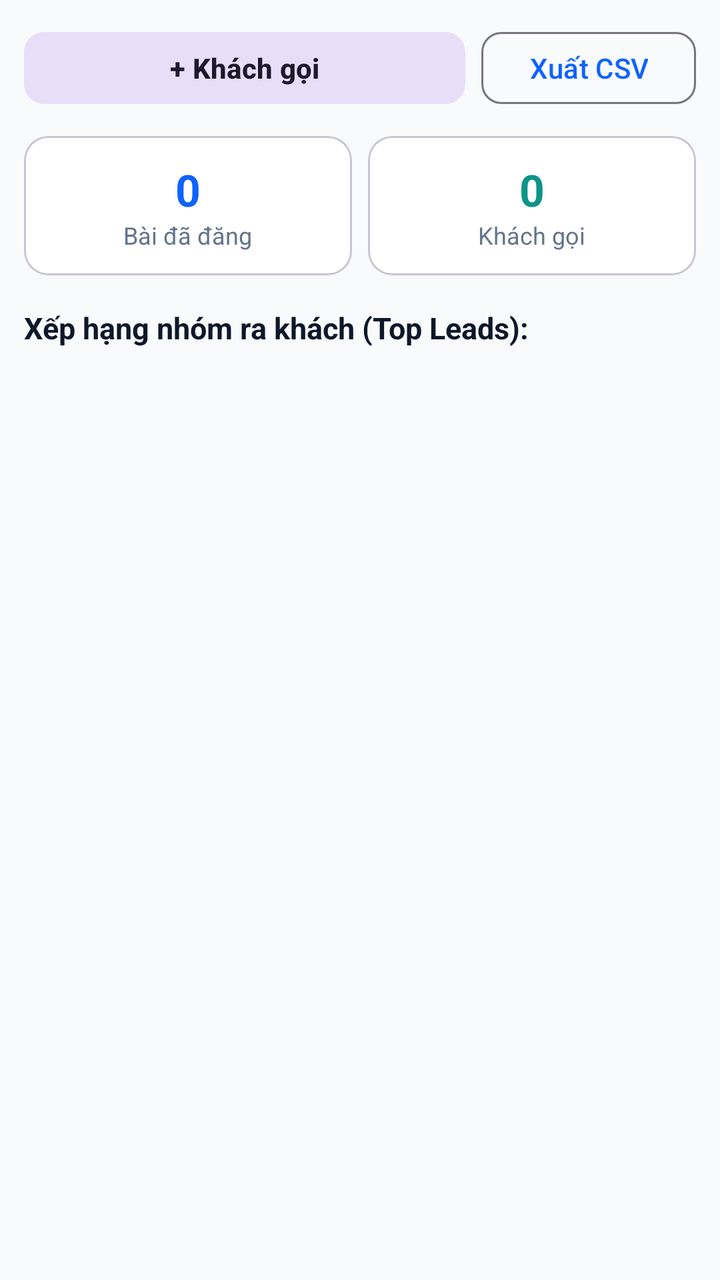
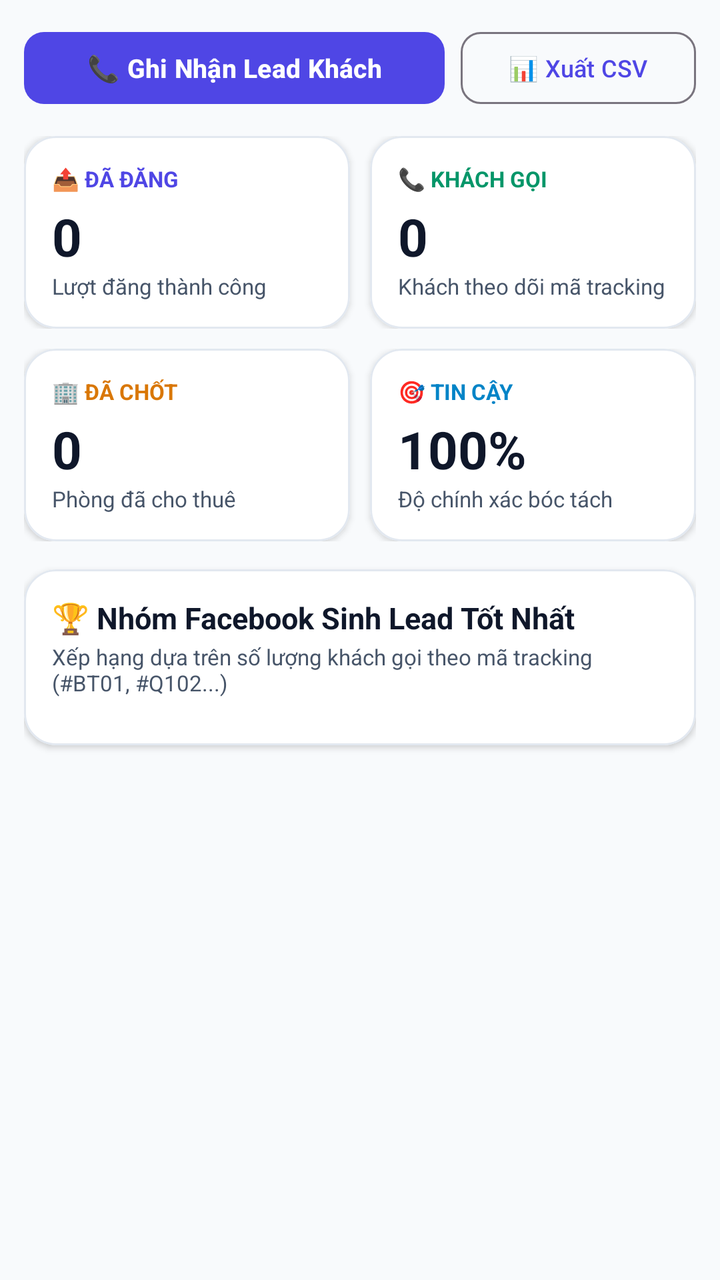

Before-and-after screenshots of an Android layout around one commit, followed by the original layout XML and the change that was made.
<!-- AndroidManifest.xml: application theme Theme.Z2FBPostManager -->
<!-- res/layout/fragment_stats.xml -->
<?xml version="1.0" encoding="utf-8"?>
<LinearLayout xmlns:android="http://schemas.android.com/apk/res/android"
    xmlns:app="http://schemas.android.com/apk/res-auto"
    android:layout_width="match_parent"
    android:layout_height="match_parent"
    android:orientation="vertical"
    android:background="@color/background"
    android:padding="12dp">

    
    <LinearLayout
        android:layout_width="match_parent"
        android:layout_height="wrap_content"
        android:orientation="horizontal"
        android:gravity="center_vertical">

        <com.google.android.material.button.MaterialButton
            android:id="@+id/btn_add_lead"
            android:layout_width="0dp"
            android:layout_height="44dp"
            android:layout_weight="1"
            android:text="@string/btn_add_lead"
            android:textSize="14sp"
            android:textStyle="bold"
            app:cornerRadius="10dp"
            style="@style/Widget.Material3.Button.TonalButton" />

        <com.google.android.material.button.MaterialButton
            android:id="@+id/btn_export_csv"
            android:layout_width="wrap_content"
            android:layout_height="44dp"
            android:layout_marginStart="8dp"
            android:text="Xuất CSV"
            android:textSize="14sp"
            app:cornerRadius="10dp"
            style="@style/Widget.Material3.Button.OutlinedButton" />
    </LinearLayout>

    
    <LinearLayout
        android:layout_width="match_parent"
        android:layout_height="wrap_content"
        android:layout_marginTop="12dp"
        android:orientation="horizontal">

        <com.google.android.material.card.MaterialCardView
            android:layout_width="0dp"
            android:layout_height="wrap_content"
            android:layout_weight="1"
            app:cardCornerRadius="12dp"
            app:cardBackgroundColor="@color/surface">
            <LinearLayout
                android:layout_width="match_parent"
                android:layout_height="wrap_content"
                android:padding="12dp"
                android:gravity="center"
                android:orientation="vertical">
                <TextView
                    android:id="@+id/tv_total_posts"
                    android:layout_width="wrap_content"
                    android:layout_height="wrap_content"
                    android:text="0"
                    android:textSize="22sp"
                    android:textStyle="bold"
                    android:textColor="@color/primary" />
                <TextView
                    android:layout_width="wrap_content"
                    android:layout_height="wrap_content"
                    android:text="Bài đã đăng"
                    android:textSize="12sp"
                    android:textColor="@color/text_secondary" />
            </LinearLayout>
        </com.google.android.material.card.MaterialCardView>

        <com.google.android.material.card.MaterialCardView
            android:layout_width="0dp"
            android:layout_height="wrap_content"
            android:layout_weight="1"
            android:layout_marginStart="8dp"
            app:cardCornerRadius="12dp"
            app:cardBackgroundColor="@color/surface">
            <LinearLayout
                android:layout_width="match_parent"
                android:layout_height="wrap_content"
                android:padding="12dp"
                android:gravity="center"
                android:orientation="vertical">
                <TextView
                    android:id="@+id/tv_total_leads"
                    android:layout_width="wrap_content"
                    android:layout_height="wrap_content"
                    android:text="0"
                    android:textSize="22sp"
                    android:textStyle="bold"
                    android:textColor="@color/secondary" />
                <TextView
                    android:layout_width="wrap_content"
                    android:layout_height="wrap_content"
                    android:text="Khách gọi"
                    android:textSize="12sp"
                    android:textColor="@color/text_secondary" />
            </LinearLayout>
        </com.google.android.material.card.MaterialCardView>
    </LinearLayout>

    <TextView
        android:layout_width="wrap_content"
        android:layout_height="wrap_content"
        android:layout_marginTop="16dp"
        android:text="Xếp hạng nhóm ra khách (Top Leads):"
        android:textSize="15sp"
        android:textStyle="bold"
        android:textColor="@color/text_primary" />

    <androidx.recyclerview.widget.RecyclerView
        android:id="@+id/rv_leads_ranking"
        android:layout_width="match_parent"
        android:layout_height="0dp"
        android:layout_weight="1"
        android:layout_marginTop="8dp" />

</LinearLayout>
<!-- resources referenced by this layout -->
<resources>
  <color name="background">#F8FAFC</color>
  <color name="primary">#0F62FE</color>
  <color name="secondary">#0D9488</color>
  <color name="surface">#FFFFFF</color>
  <color name="text_primary">#0F172A</color>
  <color name="text_secondary">#64748B</color>
  <string name="btn_add_lead">+ Khách gọi</string>
  <style name="Theme.Z2FBPostManager" parent="Theme.Material3.DayNight.NoActionBar">
          
          <item name="colorPrimary">@color/primary</item>
          <item name="colorOnPrimary">@color/on_primary</item>
          <item name="colorSecondary">@color/secondary</item>
          <item name="android:statusBarColor">@color/surface</item>
          <item name="android:windowLightStatusBar">true</item>
          <item name="android:navigationBarColor">@color/surface</item>
      </style>
  <color name="on_primary">#FFFFFF</color>
</resources>

<!-- the commit's change to res/layout/fragment_stats.xml (unified diff, before → after) -->
@@ -1,122 +1,265 @@
 <?xml version="1.0" encoding="utf-8"?>
-<LinearLayout xmlns:android="http://schemas.android.com/apk/res/android"
+<ScrollView xmlns:android="http://schemas.android.com/apk/res/android"
     xmlns:app="http://schemas.android.com/apk/res-auto"
     android:layout_width="match_parent"
     android:layout_height="match_parent"
-    android:orientation="vertical"
     android:background="@color/background"
-    android:padding="12dp">
-
-    
+    android:fillViewport="true">
+
     <LinearLayout
         android:layout_width="match_parent"
         android:layout_height="wrap_content"
-        android:orientation="horizontal"
-        android:gravity="center_vertical">
-
-        <com.google.android.material.button.MaterialButton
-            android:id="@+id/btn_add_lead"
-            android:layout_width="0dp"
-            android:layout_height="44dp"
-            android:layout_weight="1"
-            android:text="@string/btn_add_lead"
-            android:textSize="14sp"
-            android:textStyle="bold"
-            app:cornerRadius="10dp"
-            style="@style/Widget.Material3.Button.TonalButton" />
-
-        <com.google.android.material.button.MaterialButton
-            android:id="@+id/btn_export_csv"
-            android:layout_width="wrap_content"
-            android:layout_height="44dp"
-            android:layout_marginStart="8dp"
-            android:text="Xuất CSV"
-            android:textSize="14sp"
-            app:cornerRadius="10dp"
-            style="@style/Widget.Material3.Button.OutlinedButton" />
-    </LinearLayout>
-
-    
-    <LinearLayout
-        android:layout_width="match_parent"
-        android:layout_height="wrap_content"
-        android:layout_marginTop="12dp"
-        android:orientation="horizontal">
-
+        android:orientation="vertical"
+        android:padding="12dp">
+
+        
+        <LinearLayout
+            android:layout_width="match_parent"
+            android:layout_height="wrap_content"
+            android:orientation="horizontal"
+            android:gravity="center_vertical">
+
+            <com.google.android.material.button.MaterialButton
+                android:id="@+id/btn_add_lead"
+                android:layout_width="0dp"
+                android:layout_height="44dp"
+                android:layout_weight="1"
+                android:text="📞 Ghi Nhận Lead Khách"
+                android:textSize="13sp"
+                android:textStyle="bold"
+                app:cornerRadius="10dp"
+                app:backgroundTint="@color/primary" />
+
+            <com.google.android.material.button.MaterialButton
+                android:id="@+id/btn_export_csv"
+                android:layout_width="wrap_content"
+                android:layout_height="44dp"
+                android:layout_marginStart="8dp"
+                android:text="📊 Xuất CSV"
+                android:textSize="12sp"
+                app:cornerRadius="10dp"
+                style="@style/Widget.Material3.Button.OutlinedButton" />
+        </LinearLayout>
+
+        
+        <LinearLayout
+            android:layout_width="match_parent"
+            android:layout_height="wrap_content"
+            android:layout_marginTop="12dp"
+            android:orientation="horizontal">
+
+            
+            <com.google.android.material.card.MaterialCardView
+                android:layout_width="0dp"
+                android:layout_height="wrap_content"
+                android:layout_weight="1"
+                app:cardCornerRadius="16dp"
+                app:cardElevation="2dp"
+                app:strokeWidth="1dp"
+                app:strokeColor="@color/divider"
+                app:cardBackgroundColor="@color/surface">
+                <LinearLayout
+                    android:layout_width="match_parent"
+                    android:layout_height="wrap_content"
+                    android:padding="14dp"
+                    android:orientation="vertical">
+                    <TextView
+                        android:text="📤 ĐÃ ĐĂNG"
+                        android:textSize="11sp"
+                        android:textStyle="bold"
+                        android:textColor="@color/primary"
+                        android:layout_width="wrap_content"
+                        android:layout_height="wrap_content" />
+                    <TextView
+                        android:id="@+id/tv_total_posts"
+                        android:layout_width="wrap_content"
+                        android:layout_height="wrap_content"
+                        android:layout_marginTop="4dp"
+                        android:text="0"
+                        android:textSize="26sp"
+                        android:textStyle="bold"
+                        android:textColor="@color/text_primary" />
+                    <TextView
+                        android:layout_width="wrap_content"
+                        android:layout_height="wrap_content"
+                        android:text="Lượt đăng thành công"
+                        android:textSize="11sp"
+                        android:textColor="@color/text_secondary" />
+                </LinearLayout>
+            </com.google.android.material.card.MaterialCardView>
+
+            
+            <com.google.android.material.card.MaterialCardView
+                android:layout_width="0dp"
+                android:layout_height="wrap_content"
+                android:layout_weight="1"
+                android:layout_marginStart="10dp"
+                app:cardCornerRadius="16dp"
+                app:cardElevation="2dp"
+                app:strokeWidth="1dp"
+                app:strokeColor="@color/divider"
+                app:cardBackgroundColor="@color/surface">
+                <LinearLayout
+                    android:layout_width="match_parent"
+                    android:layout_height="wrap_content"
+                    android:padding="14dp"
+                    android:orientation="vertical">
+                    <TextView
+                        android:text="📞 KHÁCH GỌI"
+                        android:textSize="11sp"
+                        android:textStyle="bold"
+                        android:textColor="@color/secondary"
+                        android:layout_width="wrap_content"
+                        android:layout_height="wrap_content" />
+                    <TextView
+                        android:id="@+id/tv_total_leads"
+                        android:layout_width="wrap_content"
+                        android:layout_height="wrap_content"
+                        android:layout_marginTop="4dp"
+                        android:text="0"
+                        android:textSize="26sp"
+                        android:textStyle="bold"
+                        android:textColor="@color/text_primary" />
+                    <TextView
+                        android:layout_width="wrap_content"
+                        android:layout_height="wrap_content"
+                        android:text="Khách theo dõi mã tracking"
+                        android:textSize="11sp"
+                        android:textColor="@color/text_secondary" />
+                </LinearLayout>
+            </com.google.android.material.card.MaterialCardView>
+        </LinearLayout>
+
+        <LinearLayout
+            android:layout_width="match_parent"
+            android:layout_height="wrap_content"
+            android:layout_marginTop="10dp"
+            android:orientation="horizontal">
+
+            
+            <com.google.android.material.card.MaterialCardView
+                android:layout_width="0dp"
+                android:layout_height="wrap_content"
+                android:layout_weight="1"
+                app:cardCornerRadius="16dp"
+                app:cardElevation="2dp"
+                app:strokeWidth="1dp"
+                app:strokeColor="@color/divider"
+                app:cardBackgroundColor="@color/surface">
+                <LinearLayout
+                    android:layout_width="match_parent"
+                    android:layout_height="wrap_content"
+                    android:padding="14dp"
+                    android:orientation="vertical">
+                    <TextView
+                        android:text="🏢 ĐÃ CHỐT"
+                        android:textSize="11sp"
+                        android:textStyle="bold"
+                        android:textColor="@color/price_gold"
+                        android:layout_width="wrap_content"
+                        android:layout_height="wrap_content" />
+                    <TextView
+                        android:id="@+id/tv_total_rented"
+                        android:layout_width="wrap_content"
+                        android:layout_height="wrap_content"
+                        android:layout_marginTop="4dp"
+                        android:text="0"
+                        android:textSize="26sp"
+                        android:textStyle="bold"
+                        android:textColor="@color/text_primary" />
+                    <TextView
+                        android:layout_width="wrap_content"
+                        android:layout_height="wrap_content"
+                        android:text="Phòng đã cho thuê"
+                        android:textSize="11sp"
+                        android:textColor="@color/text_secondary" />
+                </LinearLayout>
+            </com.google.android.material.card.MaterialCardView>
+
+            
+            <com.google.android.material.card.MaterialCardView
+                android:layout_width="0dp"
+                android:layout_height="wrap_content"
+                android:layout_weight="1"
+                android:layout_marginStart="10dp"
+                app:cardCornerRadius="16dp"
+                app:cardElevation="2dp"
+                app:strokeWidth="1dp"
+                app:strokeColor="@color/divider"
+                app:cardBackgroundColor="@color/surface">
+                <LinearLayout
+                    android:layout_width="match_parent"
+                    android:layout_height="wrap_content"
+                    android:padding="14dp"
+                    android:orientation="vertical">
+                    <TextView
+                        android:text="🎯 TIN CẬY"
+                        android:textSize="11sp"
+                        android:textStyle="bold"
+                        android:textColor="@color/accent_cyan"
+                        android:layout_width="wrap_content"
+                        android:layout_height="wrap_content" />
+                    <TextView
+                        android:id="@+id/tv_avg_confidence"
+                        android:layout_width="wrap_content"
+                        android:layout_height="wrap_content"
+                        android:layout_marginTop="4dp"
+                        android:text="100%"
+                        android:textSize="26sp"
+                        android:textStyle="bold"
+                        android:textColor="@color/text_primary" />
+                    <TextView
+                        android:layout_width="wrap_content"
+                        android:layout_height="wrap_content"
+                        android:text="Độ chính xác bóc tách"
+                        android:textSize="11sp"
+                        android:textColor="@color/text_secondary" />
+                </LinearLayout>
+            </com.google.android.material.card.MaterialCardView>
+        </LinearLayout>
+
+        
         <com.google.android.material.card.MaterialCardView
-            android:layout_width="0dp"
-            android:layout_height="wrap_content"
-            android:layout_weight="1"
-            app:cardCornerRadius="12dp"
+            android:layout_width="match_parent"
+            android:layout_height="wrap_content"
+            android:layout_marginTop="14dp"
+            android:layout_marginBottom="24dp"
+            app:cardCornerRadius="16dp"
+            app:cardElevation="2dp"
+            app:strokeWidth="1dp"
+            app:strokeColor="@color/divider"
             app:cardBackgroundColor="@color/surface">
+
             <LinearLayout
                 android:layout_width="match_parent"
                 android:layout_height="wrap_content"
-                android:padding="12dp"
-                android:gravity="center"
-                android:orientation="vertical">
-                <TextView
-                    android:id="@+id/tv_total_posts"
-                    android:layout_width="wrap_content"
-                    android:layout_height="wrap_content"
-                    android:text="0"
-                    android:textSize="22sp"
-                    android:textStyle="bold"
-                    android:textColor="@color/primary" />
+                android:orientation="vertical"
+                android:padding="14dp">
+
                 <TextView
                     android:layout_width="wrap_content"
                     android:layout_height="wrap_content"
-                    android:text="Bài đã đăng"
-                    android:textSize="12sp"
+                    android:text="🏆 Nhóm Facebook Sinh Lead Tốt Nhất"
+                    android:textSize="15sp"
+                    android:textStyle="bold"
+                    android:textColor="@color/text_primary" />
+
+                <TextView
+                    android:layout_width="wrap_content"
+                    android:layout_height="wrap_content"
+                    android:layout_marginTop="2dp"
+                    android:text="Xếp hạng dựa trên số lượng khách gọi theo mã tracking (#BT01, #Q102...)"
+                    android:textSize="11sp"
                     android:textColor="@color/text_secondary" />
+
+                <androidx.recyclerview.widget.RecyclerView
+                    android:id="@+id/rv_top_groups"
+                    android:layout_width="match_parent"
+                    android:layout_height="wrap_content"
+                    android:layout_marginTop="10dp"
+                    android:nestedScrollingEnabled="false" />
             </LinearLayout>
         </com.google.android.material.card.MaterialCardView>
 
-        <com.google.android.material.card.MaterialCardView
-            android:layout_width="0dp"
-            android:layout_height="wrap_content"
-            android:layout_weight="1"
-            android:layout_marginStart="8dp"
-            app:cardCornerRadius="12dp"
-            app:cardBackgroundColor="@color/surface">
-            <LinearLayout
-                android:layout_width="match_parent"
-                android:layout_height="wrap_content"
-                android:padding="12dp"
-                android:gravity="center"
-                android:orientation="vertical">
-                <TextView
-                    android:id="@+id/tv_total_leads"
-                    android:layout_width="wrap_content"
-                    android:layout_height="wrap_content"
-                    android:text="0"
-                    android:textSize="22sp"
-                    android:textStyle="bold"
-                    android:textColor="@color/secondary" />
-                <TextView
-                    android:layout_width="wrap_content"
-                    android:layout_height="wrap_content"
-                    android:text="Khách gọi"
-                    android:textSize="12sp"
-                    android:textColor="@color/text_secondary" />
-            </LinearLayout>
-        </com.google.android.material.card.MaterialCardView>
     </LinearLayout>
-
-    <TextView
-        android:layout_width="wrap_content"
-        android:layout_height="wrap_content"
-        android:layout_marginTop="16dp"
-        android:text="Xếp hạng nhóm ra khách (Top Leads):"
-        android:textSize="15sp"
-        android:textStyle="bold"
-        android:textColor="@color/text_primary" />
-
-    <androidx.recyclerview.widget.RecyclerView
-        android:id="@+id/rv_leads_ranking"
-        android:layout_width="match_parent"
-        android:layout_height="0dp"
-        android:layout_weight="1"
-        android:layout_marginTop="8dp" />
-
-</LinearLayout>
+</ScrollView>
<!-- resource entries referenced after the edit -->
@@ -1,21 +1,28 @@
 <!-- resources referenced by this layout -->
 <resources>
+  <color name="accent_cyan">#0284C7</color>
   <color name="background">#F8FAFC</color>
-  <color name="primary">#0F62FE</color>
-  <color name="secondary">#0D9488</color>
+  <color name="divider">#E2E8F0</color>
+  <color name="price_gold">#D97706</color>
+  <color name="primary">#4F46E5</color>
+  <color name="secondary">#059669</color>
   <color name="surface">#FFFFFF</color>
   <color name="text_primary">#0F172A</color>
-  <color name="text_secondary">#64748B</color>
-  <string name="btn_add_lead">+ Khách gọi</string>
+  <color name="text_secondary">#475569</color>
   <style name="Theme.Z2FBPostManager" parent="Theme.Material3.DayNight.NoActionBar">
           
           <item name="colorPrimary">@color/primary</item>
           <item name="colorOnPrimary">@color/on_primary</item>
+          <item name="colorPrimaryContainer">@color/primary_container</item>
           <item name="colorSecondary">@color/secondary</item>
+          <item name="colorSecondaryContainer">@color/secondary_container</item>
+          
           <item name="android:statusBarColor">@color/surface</item>
           <item name="android:windowLightStatusBar">true</item>
           <item name="android:navigationBarColor">@color/surface</item>
       </style>
   <color name="on_primary">#FFFFFF</color>
+  <color name="primary_container">#EEF2FF</color>
+  <color name="secondary_container">#ECFDF5</color>
 </resources>
 
